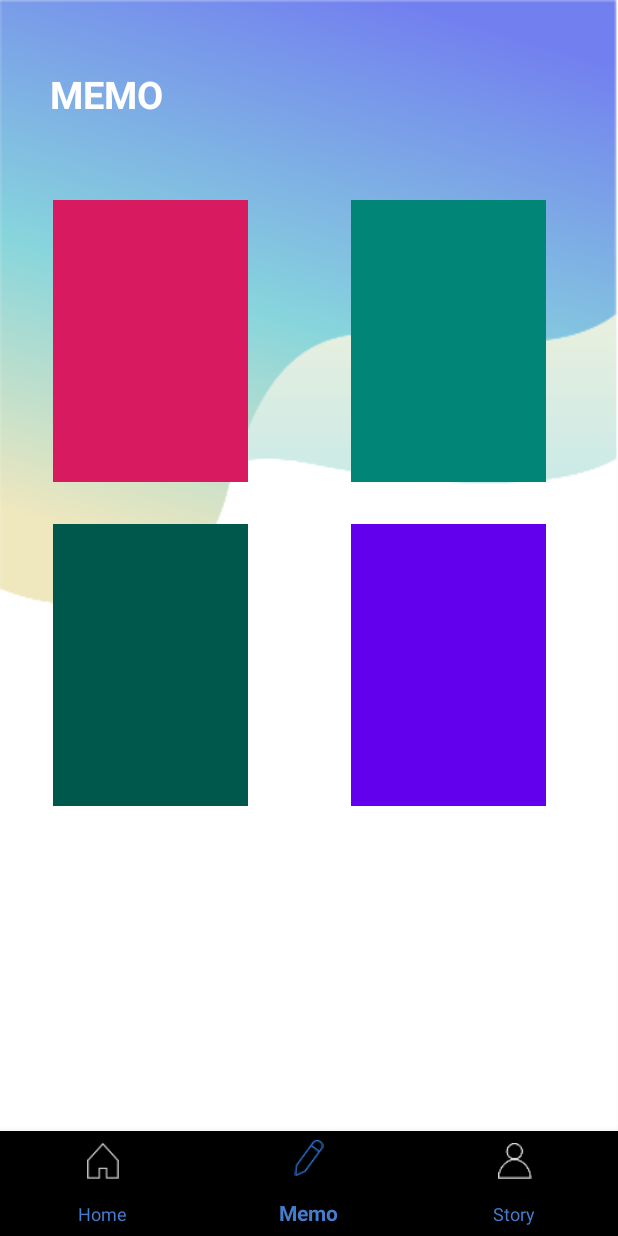
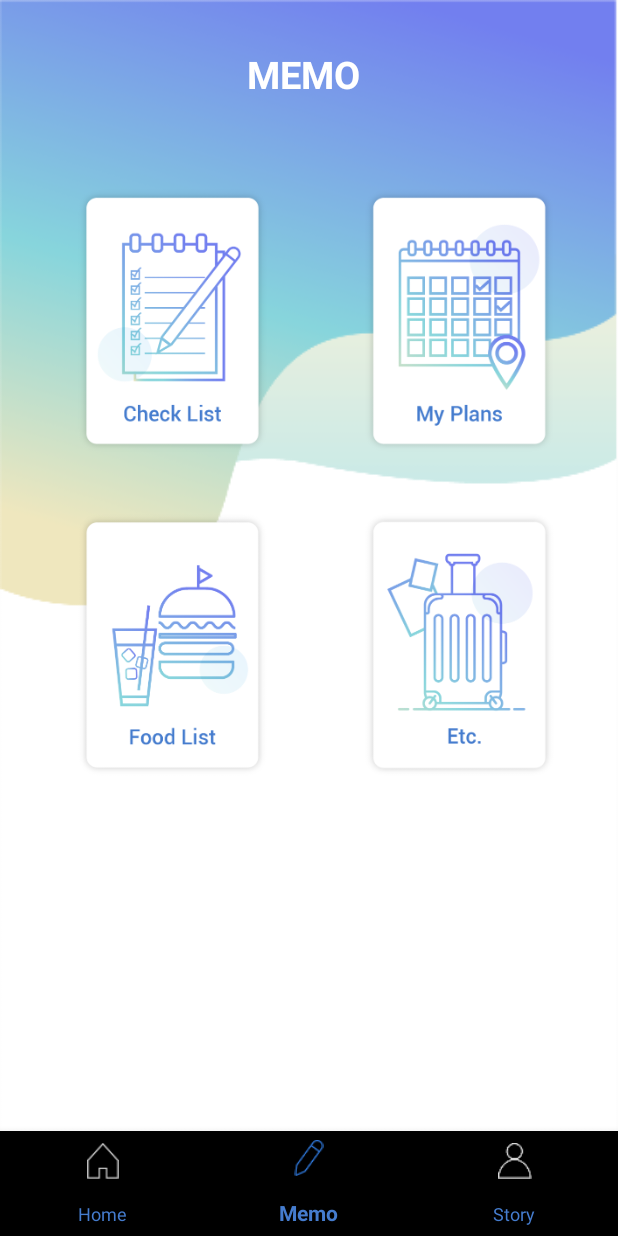
Before and after one commit to mtw9411/2019_Khuthon, an Android app: the screen it shows after launch (MainActivity), item 2 of the bottom bar chosen, on a phone screen of 412 x 824 dp. Run offline under Robolectric (Android 15) with nearby library versions, the phone set to English and light mode, and no system bars.

Commit message:
메모 체크리스트 완성

```diff
--- a/Khuthon2019/app/build.gradle
+++ b/Khuthon2019/app/build.gradle
@@ -27,4 +27,5 @@ dependencies {
     androidTestImplementation 'com.android.support.test.espresso:espresso-core:3.0.2'
     implementation 'com.android.support:design:28.0.0'
     implementation 'com.android.support:recyclerview-v7:28.0.0'
+    implementation 'com.android.support:cardview-v7:28.0.0'
 }
--- a/Khuthon2019/app/src/main/res/layout/activity_memo1.xml
+++ b/Khuthon2019/app/src/main/res/layout/activity_memo1.xml
@@ -61,7 +61,7 @@
         android:layout_height="wrap_content"
         android:layout_marginStart="25dp"
         android:layout_marginLeft="25dp"
-        android:layout_marginTop="30dp"
+        android:layout_marginTop="20dp"
         android:layout_marginEnd="25dp"
         android:layout_marginRight="25dp"
         app:layout_constraintEnd_toEndOf="parent"
--- a/Khuthon2019/app/src/main/res/layout/activity_navi_memo.xml
+++ b/Khuthon2019/app/src/main/res/layout/activity_navi_memo.xml
@@ -11,10 +11,10 @@
         android:id="@+id/memo_checklist"
         android:layout_width="130dp"
         android:layout_height="188dp"
-        android:layout_marginStart="35dp"
-        android:layout_marginLeft="35dp"
+        android:layout_marginStart="50dp"
+        android:layout_marginLeft="50dp"
         android:layout_marginTop="53dp"
-        android:src="@color/colorAccent"
+        android:src="@mipmap/check_list_sq"
         app:layout_constraintStart_toStartOf="parent"
         app:layout_constraintTop_toBottomOf="@+id/textView3" />
 
@@ -26,7 +26,7 @@
         android:layout_marginLeft="28dp"
         android:layout_marginEnd="8dp"
         android:layout_marginRight="8dp"
-        android:src="@color/colorPrimary"
+        android:src="@mipmap/plans_sq"
         app:layout_constraintEnd_toEndOf="parent"
         app:layout_constraintStart_toEndOf="@+id/memo_checklist"
         app:layout_constraintTop_toTopOf="@+id/memo_checklist" />
@@ -36,7 +36,7 @@
         android:layout_width="130dp"
         android:layout_height="188dp"
         android:layout_marginTop="28dp"
-        android:src="@color/colorPrimaryDark"
+        android:src="@mipmap/foodlist_s_q"
         app:layout_constraintStart_toStartOf="@+id/memo_checklist"
         app:layout_constraintTop_toBottomOf="@+id/memo_checklist" />
 
@@ -48,7 +48,7 @@
         android:layout_marginLeft="28dp"
         android:layout_marginEnd="8dp"
         android:layout_marginRight="8dp"
-        android:src="@color/design_default_color_primary"
+        android:src="@mipmap/etc_sq"
         app:layout_constraintEnd_toEndOf="parent"
         app:layout_constraintStart_toEndOf="@+id/memo_things"
         app:layout_constraintTop_toTopOf="@+id/memo_things" />
@@ -57,13 +57,14 @@
         android:id="@+id/textView3"
         android:layout_width="wrap_content"
         android:layout_height="wrap_content"
-        android:layout_marginStart="33dp"
-        android:layout_marginLeft="33dp"
-        android:layout_marginTop="45dp"
+        android:layout_marginTop="32dp"
+        android:layout_marginEnd="8dp"
+        android:layout_marginRight="8dp"
         android:text="MEMO"
         android:textColor="#ffffff"
         android:textSize="25sp"
         android:textStyle="bold"
+        app:layout_constraintEnd_toEndOf="parent"
         app:layout_constraintStart_toStartOf="parent"
         app:layout_constraintTop_toTopOf="parent" />
 </android.support.constraint.ConstraintLayout>
```
Also changed, not shown: Khuthon2019/app/src/main/java/com/smartoc/khuthon2019/memo1.java (+105 -30 lines), Khuthon2019/app/src/main/res/layout/list_edit.xml (added, +37 -0 lines), Khuthon2019/app/src/main/res/layout/recycler_memo_checklist.xml (+3 -7 lines), Khuthon2019/app/src/main/res/mipmap-xxhdpi/check_list_sq.png (added), Khuthon2019/app/src/main/res/mipmap-xxhdpi/etc_sq.png (added), Khuthon2019/app/src/main/res/mipmap-xxhdpi/foodlist_s_q.png (added), Khuthon2019/app/src/main/res/mipmap-xxhdpi/plans_sq.png (added).
